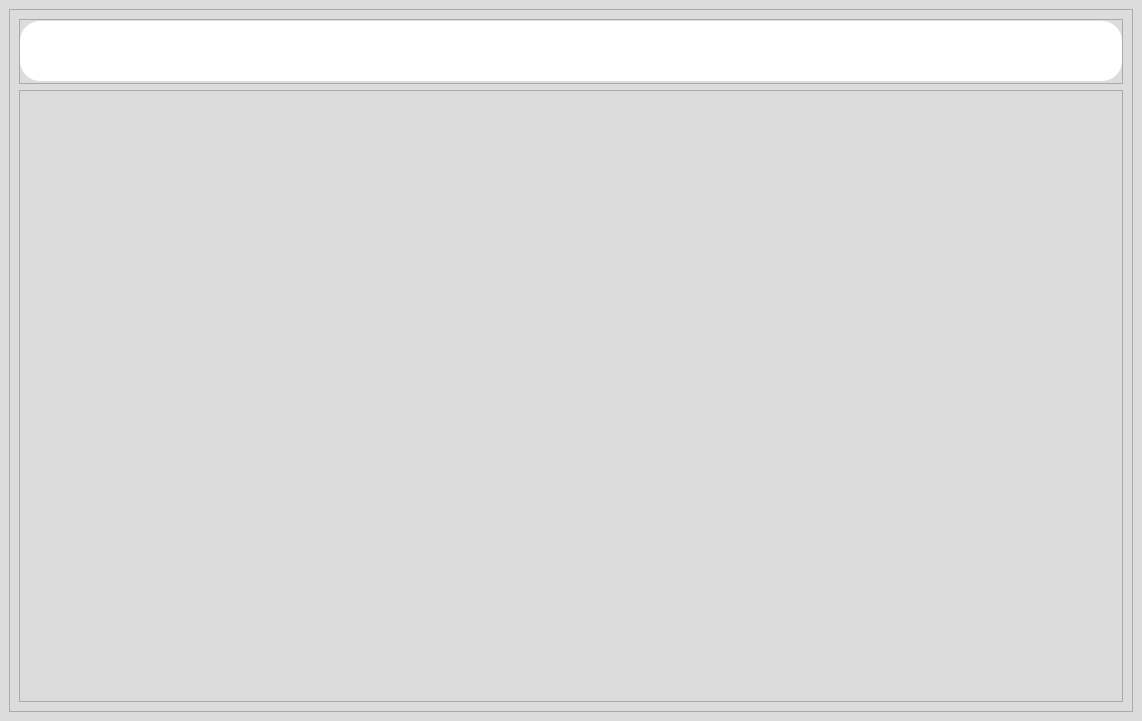
The window that SearchSuggestionsService/mainwindow.ui (template-dev/Search-Suggestions-Service) describes before a commit, drawn with Qt 5.
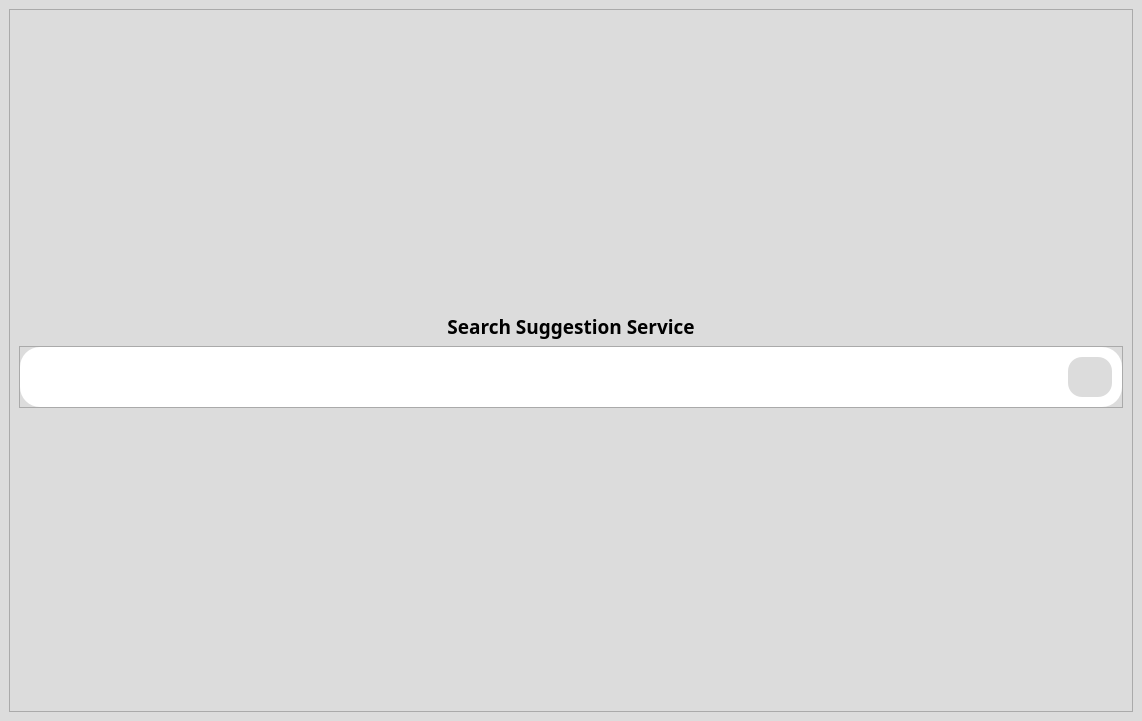
The same window after the commit. Icons and pictures are not drawn.

Commit message: Added clear button and title text

Patch:
```diff
--- a/SearchSuggestionsService/mainwindow.ui
+++ b/SearchSuggestionsService/mainwindow.ui
@@ -33,7 +33,7 @@
        <enum>QFrame::Raised</enum>
       </property>
       <layout class="QGridLayout" name="gridLayout_4">
-       <item row="0" column="0">
+       <item row="2" column="0">
         <widget class="QFrame" name="frame_2">
          <property name="maximumSize">
           <size>
@@ -106,22 +106,88 @@
                </property>
               </widget>
              </item>
+             <item row="0" column="1">
+              <widget class="QPushButton" name="clearBtn">
+               <property name="cursor">
+                <cursorShape>PointingHandCursor</cursorShape>
+               </property>
+               <property name="styleSheet">
+                <string notr="true">#clearBtn {
+	padding: 15px 5px;
+	border: 2px solid none;
+    border-radius: 15%;
+	background-color: #dcdcdc;
+}
+
+#clearBtn:hover {
+	border: 2px solid none;
+	background-color: #cccccc;
+}</string>
+               </property>
+               <property name="text">
+                <string/>
+               </property>
+               <property name="icon">
+                <iconset resource="resources.qrc">
+                 <normaloff>:/icons/clear-svgrepo-com.svg</normaloff>:/icons/clear-svgrepo-com.svg</iconset>
+               </property>
+               <property name="iconSize">
+                <size>
+                 <width>25</width>
+                 <height>25</height>
+                </size>
+               </property>
+              </widget>
+             </item>
             </layout>
            </widget>
           </item>
          </layout>
         </widget>
        </item>
+       <item row="3" column="0">
+        <spacer name="verticalSpacer">
+         <property name="orientation">
+          <enum>Qt::Vertical</enum>
+         </property>
+         <property name="sizeHint" stdset="0">
+          <size>
+           <width>20</width>
+           <height>40</height>
+          </size>
+         </property>
+        </spacer>
+       </item>
        <item row="1" column="0">
-        <widget class="QFrame" name="frame_4">
-         <property name="frameShape">
-          <enum>QFrame::StyledPanel</enum>
+        <widget class="QLabel" name="label">
+         <property name="font">
+          <font>
+           <family>Yu Gothic Medium</family>
+           <pointsize>14</pointsize>
+           <bold>true</bold>
+          </font>
          </property>
-         <property name="frameShadow">
-          <enum>QFrame::Raised</enum>
+         <property name="text">
+          <string>Search Suggestion Service</string>
+         </property>
+         <property name="alignment">
+          <set>Qt::AlignCenter</set>
          </property>
         </widget>
        </item>
+       <item row="0" column="0">
+        <spacer name="verticalSpacer_2">
+         <property name="orientation">
+          <enum>Qt::Vertical</enum>
+         </property>
+         <property name="sizeHint" stdset="0">
+          <size>
+           <width>20</width>
+           <height>40</height>
+          </size>
+         </property>
+        </spacer>
+       </item>
       </layout>
      </widget>
     </item>
```
Left out of the diff: 4 changed lines with no effect on the pictures. The commit also changes 7 other files.
